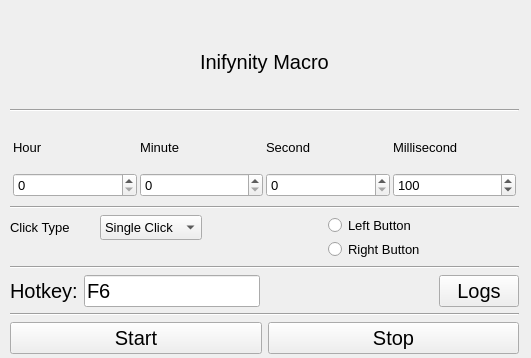
Before: the Qt Designer form gui/mainwindow.ui in inifynastic/Inifynity-Macro, drawn with Qt 5.
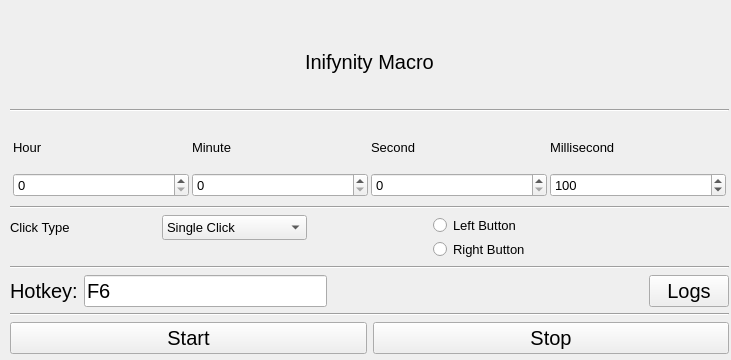
After: the same form once the commit is applied.

```diff
--- a/gui/mainwindow.ui
+++ b/gui/mainwindow.ui
@@ -6,8 +6,8 @@
    <rect>
     <x>0</x>
     <y>0</y>
-    <width>531</width>
-    <height>358</height>
+    <width>731</width>
+    <height>360</height>
    </rect>
   </property>
   <property name="font">
@@ -24,7 +24,7 @@
      <rect>
       <x>10</x>
       <y>20</y>
-      <width>509</width>
+      <width>719</width>
       <height>334</height>
      </rect>
     </property>
```
Left out of the diff: 94 changed lines with no effect on the pictures.
